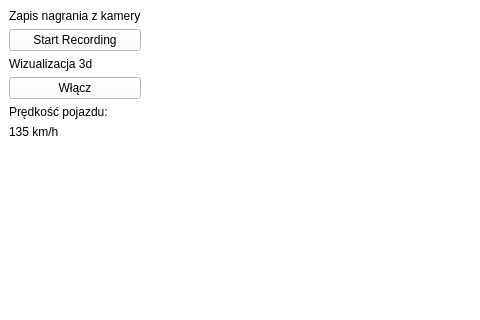
Qt form Ui/mainwindow.ui (Dezinter8/Piper_Gui) before a commit; both pictures show x 0 to 480 and y 0 to 320 of the 1266 by 790 pixel window.
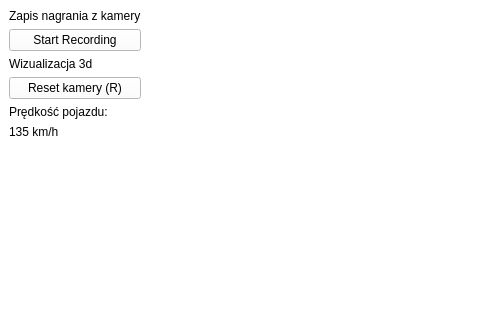
The same form after that commit.

```diff
--- a/Ui/mainwindow.ui
+++ b/Ui/mainwindow.ui
@@ -541,7 +541,7 @@
           <item>
            <widget class="QPushButton" name="vizualization_button">
             <property name="text">
-             <string>Włącz</string>
+             <string>Reset kamery (R)</string>
             </property>
            </widget>
           </item>
```
Left out of the diff: 2 changed lines with no effect on the pictures.
